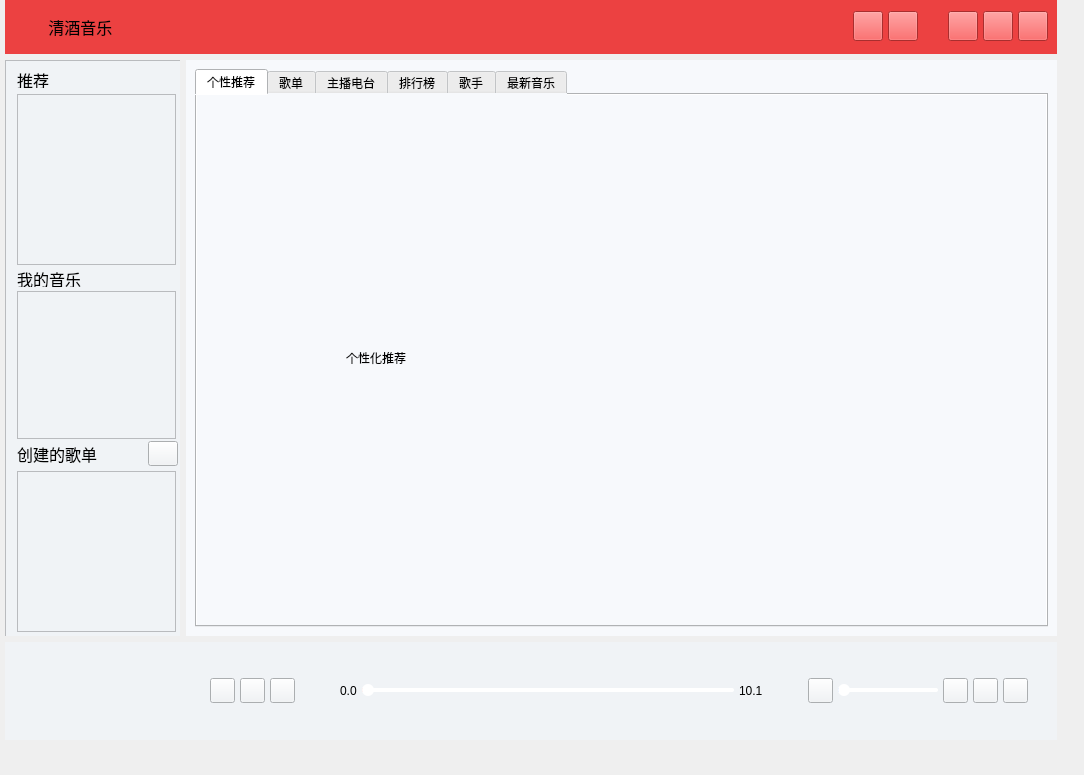
The window that MyPlayMusic/mymusicplayer.ui (Sakeyuan/MyMusicPlayer) describes before a commit, drawn with Qt 5.
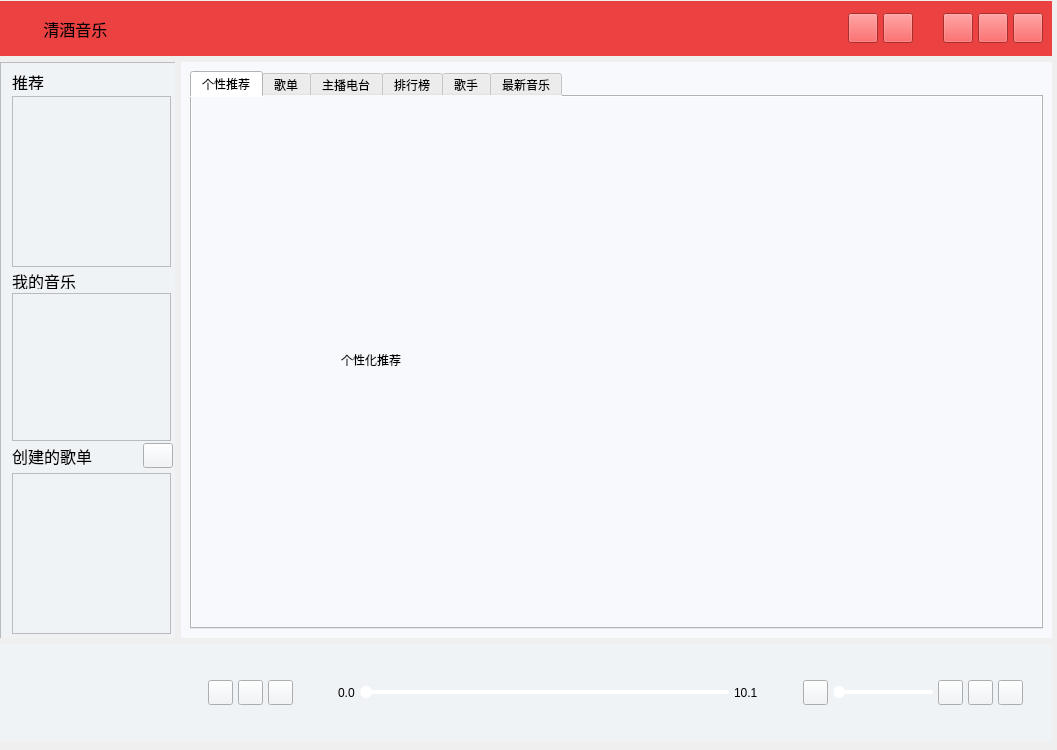
The same window after the commit. Icons and pictures are not drawn. Custom widgets are drawn as their Qt base class.

The edit to the form file:
```diff
--- a/MyPlayMusic/mymusicplayer.ui
+++ b/MyPlayMusic/mymusicplayer.ui
@@ -6,8 +6,8 @@
    <rect>
     <x>0</x>
     <y>0</y>
-    <width>1084</width>
-    <height>775</height>
+    <width>1057</width>
+    <height>750</height>
    </rect>
   </property>
   <property name="minimumSize">
@@ -28,8 +28,8 @@
   <widget class="QWidget" name="layoutWidget">
    <property name="geometry">
     <rect>
-     <x>5</x>
-     <y>-1</y>
+     <x>0</x>
+     <y>1</y>
      <width>1052</width>
      <height>741</height>
     </rect>
@@ -642,7 +642,7 @@
            </property>
            <property name="sizeHint" stdset="0">
             <size>
-             <width>10</width>
+             <width>13</width>
              <height>20</height>
             </size>
            </property>
```
Left out of the diff: 2 changed lines with no effect on the pictures.
